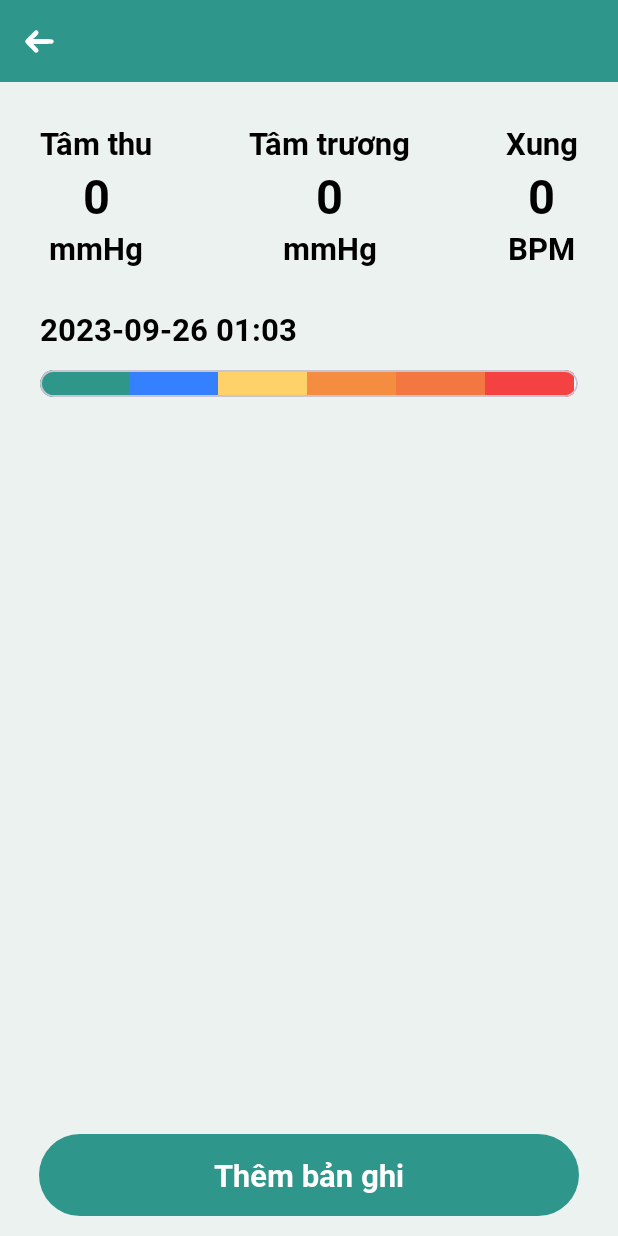
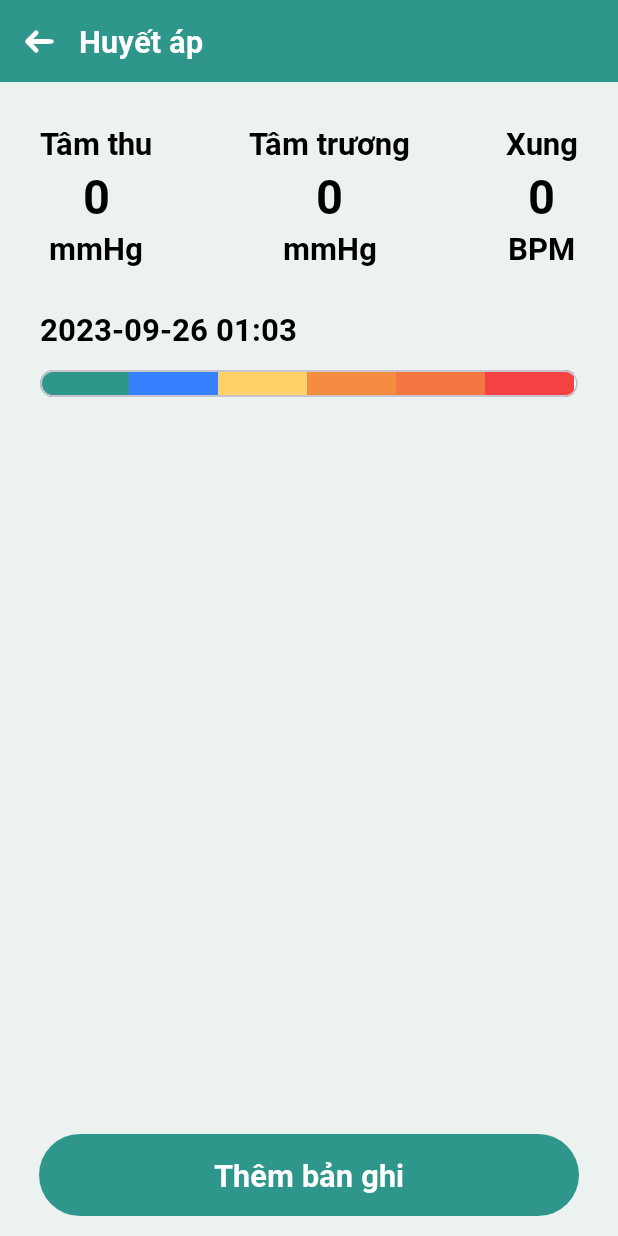
Before and after one commit to DrawTok/SucKhoeApp, an Android app: the fragment BPSuccessFragment placed in its activity, on a phone screen of 412 x 824 dp. Run offline under Robolectric (Android 15) with nearby library versions, the light colour scheme and no system bars; our stand-ins replace Room's generated code, data binding, sdp/ssp sizes; libraries missing offline, so code that uses them is left out: com.github.mikephil.charting; 15 statements that could not run were skipped.

Commit message:
tạo recycleview hiển thị lịch sử huyết áp

```diff
--- a/app/src/main/java/com/draw/suckhoe/view/activity/DetailsActivity.java
+++ b/app/src/main/java/com/draw/suckhoe/view/activity/DetailsActivity.java
@@ -21,6 +21,7 @@ public class DetailsActivity extends AppCompatActivity {
 
     ActivityDetailsBinding binding;
     DetailsViewModel viewModel;
+    private final String title = "Huyết áp";
 
     @Override
     protected void onCreate(Bundle savedInstanceState) {
@@ -31,9 +32,10 @@ public class DetailsActivity extends AppCompatActivity {
         setStatusBarColor();
 
         replaceFragment(new BPDetailFragment());
+        viewModel = new DetailsViewModel();
+        binding.setDetailsViewModel(viewModel);
+        setTitleName(title);
 
-        viewModel = new DetailsViewModel();
-        viewModel.setTitle("Huyết áp");
         viewModel.getNavigateBack().observe(this, isBack -> {
             if(isBack) {
                 handlePressBack();
@@ -43,16 +45,13 @@ public class DetailsActivity extends AppCompatActivity {
        viewModel.getIsVisibility().observe(this, isVisibility ->
                binding.tvAddNewRecord.setVisibility(isVisibility ? View.VISIBLE : View.GONE));
 
+       viewModel.getLiveDataTitle().observe(this, s -> binding.tvActivityTitle.setText(s));
 
         binding.tvAddNewRecord.setOnClickListener(v->
         {
             viewModel.setIsVisibility(false);
             replaceFragment(new RecordBPFragment());
         });
-
-        binding.setDetailsViewModel(viewModel);
-
-
     }
 
     private void setStatusBarColor() {
@@ -80,6 +79,7 @@ public class DetailsActivity extends AppCompatActivity {
         {
             fragmentManager.popBackStack();
             viewModel.setIsVisibility(true);
+            setTitleName(title);
         }else if(backStack > 2) {
             if(binding.timer.getVisibility() != View.VISIBLE)
                 binding.timer.setVisibility(View.VISIBLE);
@@ -90,4 +90,10 @@ public class DetailsActivity extends AppCompatActivity {
         else
             finish();
     }
+
+    public void setTitleName(String name)
+    {
+        viewModel.setTitle(name);
+    }
+
 }
--- a/app/src/main/java/com/draw/suckhoe/view/fragment/DashBoardFragment.java
+++ b/app/src/main/java/com/draw/suckhoe/view/fragment/DashBoardFragment.java
@@ -9,7 +9,6 @@ import android.view.ViewGroup;
 import androidx.annotation.NonNull;
 import androidx.annotation.Nullable;
 import androidx.fragment.app.Fragment;
-import androidx.lifecycle.Observer;
 
 import com.draw.suckhoe.databinding.DashboardFragmentBinding;
 import com.draw.suckhoe.view.activity.DetailsActivity;
--- a/app/src/main/java/com/draw/suckhoe/view/viewModels/DetailsViewModel.java
+++ b/app/src/main/java/com/draw/suckhoe/view/viewModels/DetailsViewModel.java
@@ -7,18 +7,10 @@ import androidx.lifecycle.ViewModel;
 
 public class DetailsViewModel extends ViewModel {
 
-    private String title;
+    public final MutableLiveData<String> title = new MutableLiveData<>();
     private final MutableLiveData<Boolean> isVisibility = new MutableLiveData<>(true);
     public final MutableLiveData<Boolean> navigateBack = new MutableLiveData<>();
 
-
-    public String getTitle() {
-        return title;
-    }
-
-    public void setTitle(String title) {
-        this.title = title;
-    }
 
     public LiveData<Boolean> getIsVisibility() {
         return isVisibility;
@@ -36,4 +28,13 @@ public class DetailsViewModel extends ViewModel {
     {
         navigateBack.setValue(true);
     }
+
+    public LiveData<String> getLiveDataTitle()
+    {
+        return title;
+    }
+
+    public void setTitle(String titleName) {
+        title.setValue(titleName);
+    }
 }
--- a/app/src/main/res/layout/activity_details.xml
+++ b/app/src/main/res/layout/activity_details.xml
@@ -33,12 +33,14 @@
                 android:layout_height="@dimen/_20sdp"
                 android:src="@drawable/arrow_back"
                 android:layout_marginStart="@dimen/_10sdp"
+                android:contentDescription="@string/back"
                 app:layout_constraintTop_toTopOf="parent"
                 app:layout_constraintStart_toStartOf="parent"
                 app:layout_constraintBottom_toBottomOf="parent"
                 android:onClick="@{()->DetailsViewModel.onClickBack()}"/>
 
             <TextView
+                android:id="@+id/tvActivityTitle"
                 android:layout_width="wrap_content"
                 android:layout_height="wrap_content"
                 android:text="@{DetailsViewModel.title}"
@@ -56,6 +58,7 @@
                 android:src="@drawable/clock_alarm"
                 android:layout_marginEnd="@dimen/_10sdp"
                 app:layout_constraintTop_toTopOf="parent"
+                android:contentDescription="@string/hen_gio"
                 app:layout_constraintBottom_toBottomOf="parent"
                 app:layout_constraintEnd_toStartOf="@id/history"/>
 
@@ -64,6 +67,7 @@
                 android:layout_width="@dimen/_20sdp"
                 android:layout_height="@dimen/_20sdp"
                 android:src="@drawable/history"
+                android:contentDescription="@string/gan_day"
                 android:layout_marginEnd="@dimen/_10sdp"
                 app:layout_constraintEnd_toEndOf="parent"
                 app:layout_constraintTop_toTopOf="parent"
@@ -90,7 +94,7 @@
             android:id="@+id/tvAddNewRecord"
             android:layout_width="match_parent"
             android:layout_height="wrap_content"
-            android:text="Thêm bản ghi"
+            android:text="@string/them_ban_ghi"
             android:textColor="@color/white"
             android:paddingTop="@dimen/_10sdp"
             android:paddingBottom="@dimen/_10sdp"
--- a/app/src/main/res/values/strings.xml
+++ b/app/src/main/res/values/strings.xml
@@ -8,9 +8,13 @@
     <string name="bPressure_stage">Tăng huyết áp</string>
 
     <string name="bPressure_level_low">SYS &lt; 90 hoặc DIA &lt; 60</string>
-    <string name="bPressure_level_normal">SYS 90-119 và DIA 60-79</string>
-    <string name="bPressure_level_high">SYS 120-129 hoặc DIA 60-79</string>
-    <string name="bPressure_level_stage1">SYS 130-139 hoặc DIA 80-89</string>
-    <string name="bPressure_level_stage2">SYS 140-180 hoặc DIA 90-120</string>
+    <string name="bPressure_level_normal">SYS 90–119 và DIA 60–79</string>
+    <string name="bPressure_level_high">SYS 120–129 hoặc DIA 60–79</string>
+    <string name="bPressure_level_stage1">SYS 130–139 hoặc DIA 80–89</string>
+    <string name="bPressure_level_stage2">SYS 140–180 hoặc DIA 90–120</string>
     <string name="bPressure_level_stage3">SYS > 180 và DIA > 120</string>
+    <string name="them_ban_ghi">Thêm bản ghi</string>
+    <string name="back">Trở lại</string>
+    <string name="hen_gio">Hẹn giờ</string>
+    <string name="gan_day">Gần đây</string>
 </resources>
```
Also changed, not shown: app/src/main/java/com/draw/suckhoe/model/BloodPressure.java (+14 -1 lines), app/src/main/java/com/draw/suckhoe/model/LevelResult.java (+7 -1 lines), app/src/main/java/com/draw/suckhoe/view/adapter/HistoryBPAdapter.java (+23 -3 lines), app/src/main/java/com/draw/suckhoe/view/fragment/BPDetailFragment.java (+59 -16 lines), app/src/main/java/com/draw/suckhoe/view/fragment/HistoryFragment.java (added, +45 -0 lines), app/src/main/java/com/draw/suckhoe/view/fragment/RecordBPFragment.java (+14 -9 lines), app/src/main/java/com/draw/suckhoe/view/viewModels/BloodPressureViewModel.java (+31 -36 lines), app/src/main/res/layout/history_fragment.xml (added, +11 -0 lines).
